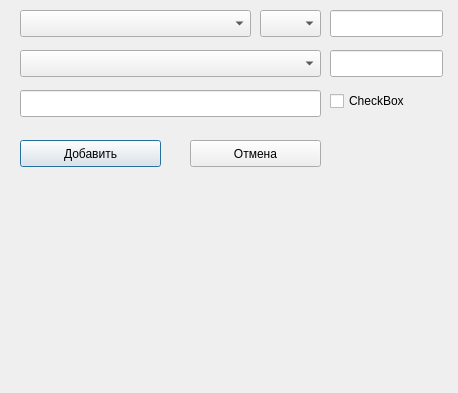
Old version of the form trunk/transactiondialog.ui in the repository drussilla/qhomemoney.
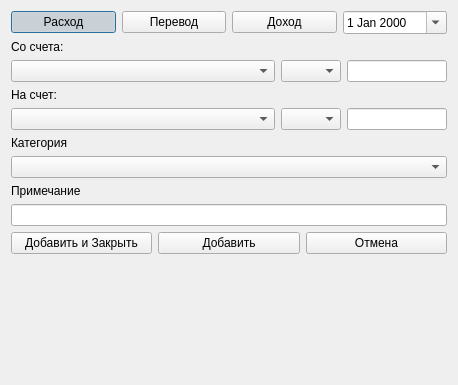
New version of the form.

Commit message: Add transaction UI chaged.

```diff
--- a/trunk/transactiondialog.ui
+++ b/trunk/transactiondialog.ui
@@ -7,111 +7,247 @@
     <x>0</x>
     <y>0</y>
     <width>458</width>
-    <height>393</height>
+    <height>385</height>
    </rect>
   </property>
   <property name="windowTitle">
    <string>Dialog</string>
   </property>
-  <widget class="QComboBox" name="comboBoxAccount">
-   <property name="geometry">
-    <rect>
-     <x>20</x>
-     <y>10</y>
-     <width>231</width>
-     <height>27</height>
-    </rect>
-   </property>
-  </widget>
-  <widget class="QLineEdit" name="lineEditTotal">
-   <property name="geometry">
-    <rect>
-     <x>330</x>
-     <y>10</y>
-     <width>113</width>
-     <height>27</height>
-    </rect>
-   </property>
-  </widget>
-  <widget class="QComboBox" name="comboBoxCategory">
-   <property name="geometry">
-    <rect>
-     <x>20</x>
-     <y>50</y>
-     <width>301</width>
-     <height>27</height>
-    </rect>
-   </property>
-  </widget>
-  <widget class="QLineEdit" name="lineEditDescription">
-   <property name="geometry">
-    <rect>
-     <x>20</x>
-     <y>90</y>
-     <width>301</width>
-     <height>27</height>
-    </rect>
-   </property>
-  </widget>
-  <widget class="QLineEdit" name="lineEditDate">
-   <property name="geometry">
-    <rect>
-     <x>330</x>
-     <y>50</y>
-     <width>113</width>
-     <height>27</height>
-    </rect>
-   </property>
-  </widget>
-  <widget class="QCheckBox" name="checkBoxIsPlan">
-   <property name="geometry">
-    <rect>
-     <x>330</x>
-     <y>90</y>
-     <width>97</width>
-     <height>22</height>
-    </rect>
-   </property>
-   <property name="text">
-    <string>CheckBox</string>
-   </property>
-  </widget>
-  <widget class="QPushButton" name="pushButtonAdd">
-   <property name="geometry">
-    <rect>
-     <x>20</x>
-     <y>140</y>
-     <width>141</width>
-     <height>27</height>
-    </rect>
-   </property>
-   <property name="text">
-    <string>Добавить</string>
-   </property>
-  </widget>
-  <widget class="QPushButton" name="pushButtonCancel">
-   <property name="geometry">
-    <rect>
-     <x>190</x>
-     <y>140</y>
-     <width>131</width>
-     <height>27</height>
-    </rect>
-   </property>
-   <property name="text">
-    <string>Отмена</string>
-   </property>
-  </widget>
-  <widget class="QComboBox" name="comboBoxCurency">
-   <property name="geometry">
-    <rect>
-     <x>260</x>
-     <y>10</y>
-     <width>61</width>
-     <height>27</height>
-    </rect>
-   </property>
-  </widget>
+  <layout class="QVBoxLayout" name="verticalLayout">
+   <item>
+    <layout class="QHBoxLayout" name="horizontalLayout">
+     <item>
+      <widget class="QPushButton" name="pushButtonOutcome">
+       <property name="text">
+        <string>Расход</string>
+       </property>
+       <property name="iconSize">
+        <size>
+         <width>32</width>
+         <height>32</height>
+        </size>
+       </property>
+       <property name="checkable">
+        <bool>true</bool>
+       </property>
+       <property name="checked">
+        <bool>true</bool>
+       </property>
+      </widget>
+     </item>
+     <item>
+      <widget class="QPushButton" name="pushButtonExchange">
+       <property name="text">
+        <string>Перевод</string>
+       </property>
+       <property name="checkable">
+        <bool>true</bool>
+       </property>
+      </widget>
+     </item>
+     <item>
+      <widget class="QPushButton" name="pushButtonIncome">
+       <property name="text">
+        <string>Доход</string>
+       </property>
+       <property name="checkable">
+        <bool>true</bool>
+       </property>
+      </widget>
+     </item>
+     <item>
+      <widget class="QDateEdit" name="dateEdit">
+       <property name="calendarPopup">
+        <bool>true</bool>
+       </property>
+       <property name="currentSectionIndex">
+        <number>0</number>
+       </property>
+      </widget>
+     </item>
+    </layout>
+   </item>
+   <item>
+    <layout class="QVBoxLayout" name="verticalLayoutFrom">
+     <item>
+      <widget class="QLabel" name="label">
+       <property name="text">
+        <string>Со счета: </string>
+       </property>
+       <property name="margin">
+        <number>3</number>
+       </property>
+      </widget>
+     </item>
+     <item>
+      <layout class="QHBoxLayout" name="horizontalLayout_2">
+       <item>
+        <widget class="QComboBox" name="comboBoxAccountFrom">
+         <property name="sizePolicy">
+          <sizepolicy hsizetype="Expanding" vsizetype="Maximum">
+           <horstretch>0</horstretch>
+           <verstretch>0</verstretch>
+          </sizepolicy>
+         </property>
+        </widget>
+       </item>
+       <item>
+        <widget class="QComboBox" name="comboBoxCurencyFrom">
+         <property name="maximumSize">
+          <size>
+           <width>60</width>
+           <height>16777215</height>
+          </size>
+         </property>
+        </widget>
+       </item>
+       <item>
+        <widget class="QLineEdit" name="lineEditTotalFrom">
+         <property name="sizePolicy">
+          <sizepolicy hsizetype="Expanding" vsizetype="Fixed">
+           <horstretch>0</horstretch>
+           <verstretch>0</verstretch>
+          </sizepolicy>
+         </property>
+         <property name="maximumSize">
+          <size>
+           <width>100</width>
+           <height>16777215</height>
+          </size>
+         </property>
+         <property name="baseSize">
+          <size>
+           <width>0</width>
+           <height>0</height>
+          </size>
+         </property>
+        </widget>
+       </item>
+      </layout>
+     </item>
+    </layout>
+   </item>
+   <item>
+    <layout class="QVBoxLayout" name="verticalLayout_2">
+     <item>
+      <widget class="QLabel" name="label_4">
+       <property name="text">
+        <string>На счет:</string>
+       </property>
+       <property name="margin">
+        <number>3</number>
+       </property>
+      </widget>
+     </item>
+     <item>
+      <layout class="QHBoxLayout" name="horizontalLayout_4">
+       <item>
+        <widget class="QComboBox" name="comboBoxAccountTo">
+         <property name="sizePolicy">
+          <sizepolicy hsizetype="MinimumExpanding" vsizetype="Fixed">
+           <horstretch>0</horstretch>
+           <verstretch>0</verstretch>
+          </sizepolicy>
+         </property>
+        </widget>
+       </item>
+       <item>
+        <widget class="QComboBox" name="comboBoxCurencyTo">
+         <property name="maximumSize">
+          <size>
+           <width>60</width>
+           <height>16777215</height>
+          </size>
+         </property>
+        </widget>
+       </item>
+       <item>
+        <widget class="QLineEdit" name="lineEditTotalTo">
+         <property name="maximumSize">
+          <size>
+           <width>100</width>
+           <height>16777215</height>
+          </size>
+         </property>
+        </widget>
+       </item>
+      </layout>
+     </item>
+    </layout>
+   </item>
+   <item>
+    <layout class="QVBoxLayout" name="verticalLayoutCategory">
+     <item>
+      <widget class="QLabel" name="label_2">
+       <property name="text">
+        <string>Категория</string>
+       </property>
+       <property name="margin">
+        <number>3</number>
+       </property>
+      </widget>
+     </item>
+     <item>
+      <widget class="QComboBox" name="comboBoxCategory"/>
+     </item>
+    </layout>
+   </item>
+   <item>
+    <layout class="QVBoxLayout" name="verticalLayoutDescription">
+     <item>
+      <widget class="QLabel" name="label_3">
+       <property name="text">
+        <string>Примечание</string>
+       </property>
+       <property name="margin">
+        <number>3</number>
+       </property>
+      </widget>
+     </item>
+     <item>
+      <widget class="QLineEdit" name="lineEditDescription"/>
+     </item>
+    </layout>
+   </item>
+   <item>
+    <layout class="QHBoxLayout" name="horizontalLayout_3">
+     <item>
+      <widget class="QPushButton" name="pushButtonAddClose">
+       <property name="text">
+        <string>Добавить и Закрыть</string>
+       </property>
+      </widget>
+     </item>
+     <item>
+      <widget class="QPushButton" name="pushButtonAdd">
+       <property name="text">
+        <string>Добавить</string>
+       </property>
+      </widget>
+     </item>
+     <item>
+      <widget class="QPushButton" name="pushButtonCancel">
+       <property name="text">
+        <string>Отмена</string>
+       </property>
+      </widget>
+     </item>
+    </layout>
+   </item>
+   <item>
+    <spacer name="verticalSpacer">
+     <property name="orientation">
+      <enum>Qt::Vertical</enum>
+     </property>
+     <property name="sizeHint" stdset="0">
+      <size>
+       <width>20</width>
+       <height>40</height>
+      </size>
+     </property>
+    </spacer>
+   </item>
+  </layout>
  </widget>
  <resources/>
  <connections/>
```
The commit also changes 6 other files.
